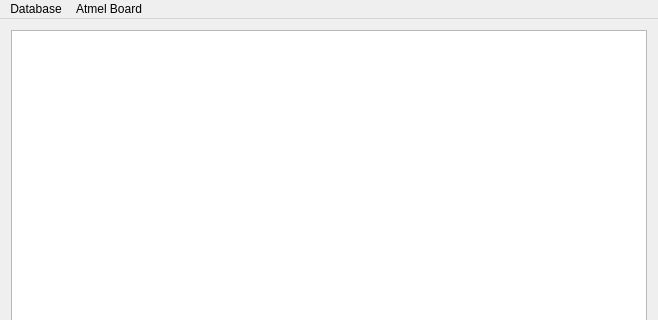
Above: app/homeAdmin/adminWindow.ui from Bntdumas/HomeAutomation before the change; both pictures show x 0 to 658 and y 0 to 320 of the 658 by 460 pixel window. Below: the same form after it.
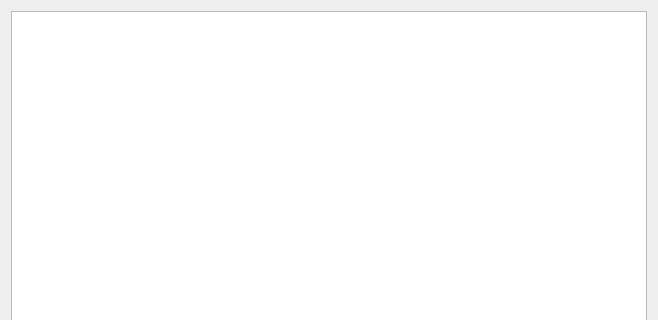
That is the form after the change.

Commit message:
Further cleanup of the database ad Atmel code.
Kinda starting from scratch now...

```diff
--- a/app/homeAdmin/adminWindow.ui
+++ b/app/homeAdmin/adminWindow.ui
@@ -37,28 +37,6 @@
      <height>25</height>
     </rect>
    </property>
-   <widget class="QMenu" name="menuDatabase">
-    <property name="title">
-     <string>Database</string>
-    </property>
-    <addaction name="actionResetdatabase"/>
-    <addaction name="actionCreateUpdatetables"/>
-    <addaction name="actionCreateUpdatedevicestypes"/>
-    <addaction name="actionCreatehousestructure"/>
-    <addaction name="actionDroptables"/>
-   </widget>
-   <widget class="QMenu" name="menuBoard">
-    <property name="title">
-     <string>Atmel Board</string>
-    </property>
-    <addaction name="actionGenerate_new_board"/>
-    <addaction name="separator"/>
-    <addaction name="actionCompileSketch"/>
-    <addaction name="actionUpload"/>
-    <addaction name="actionGenerate_source_file"/>
-   </widget>
-   <addaction name="menuDatabase"/>
-   <addaction name="menuBoard"/>
   </widget>
   <action name="actionCreatehousestructure">
    <property name="text">
```
The commit also changes 5 other files.
